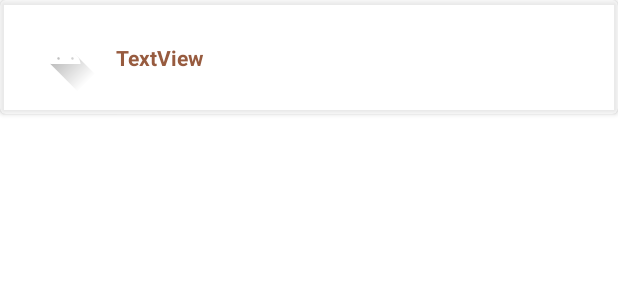
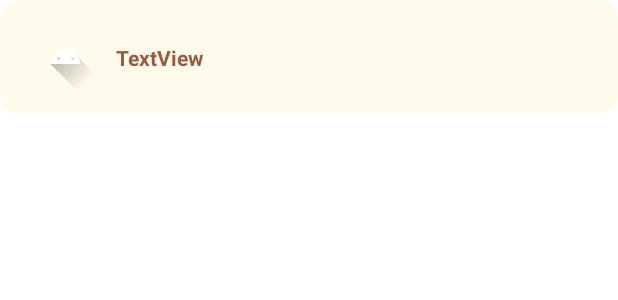
Before and after one commit to Vadim-Rudak/BeerCask, an Android app: the layout card_button_beer.xml on its own in the app's theme, with its tools: preview values and no code run, on a phone screen of 412 x 824 dp. Shown: the top 300 px of the screen. Run offline under Robolectric (Android 15) with nearby library versions, the phone set to English and light mode, and no system bars.

Commit message:
edit items

```diff
--- a/app/src/main/java/com/vr/beerinformation/ui/main/view/FragmentAllBeer.kt
+++ b/app/src/main/java/com/vr/beerinformation/ui/main/view/FragmentAllBeer.kt
@@ -10,6 +10,7 @@ import androidx.recyclerview.widget.LinearLayoutManager
 import androidx.recyclerview.widget.RecyclerView
 import com.vr.beerinformation.ui.main.adapter.BtnBeerAdapter
 import com.vr.beerinformation.R
+import com.vr.beerinformation.ui.main.adapter.ItemDecoration
 
 class FragmentAllBeer () : Fragment() {
     var view: RecyclerView? = null
@@ -32,6 +33,7 @@ class FragmentAllBeer () : Fragment() {
         val layoutManager = LinearLayoutManager(activity as MainActivity)
         view?.layoutManager = layoutManager
 
+        view?.addItemDecoration(ItemDecoration(requireContext()))
         view?.adapter = adapter
         adapter.setListener(object : BtnBeerAdapter.Listener {
             override fun clicked(indexBeer: Int) {
--- a/app/src/main/res/layout/card_button_beer.xml
+++ b/app/src/main/res/layout/card_button_beer.xml
@@ -5,9 +5,9 @@
     xmlns:tools="http://schemas.android.com/tools"
     android:layout_width="match_parent"
     android:layout_height="76dp"
-    app:cardBackgroundColor="#8FFFFFFF"
-    card_view:cardCornerRadius="4dp"
-    card_view:cardElevation="2dp">
+    app:cardBackgroundColor="#FFFAEC"
+    card_view:cardCornerRadius="12dp"
+    card_view:cardElevation="0dp">
 
     <androidx.constraintlayout.widget.ConstraintLayout
         android:layout_width="match_parent"
--- a/app/src/main/res/values-v27/themes.xml
+++ b/app/src/main/res/values-v27/themes.xml
@@ -5,7 +5,7 @@
         <!-- Primary brand color. -->
         <item name="colorPrimary">@color/purple_500</item>
         <item name="colorPrimaryVariant">#fff4de</item>
-        <item name="colorOnPrimary">@color/white</item>
+        <item name="colorOnPrimary">#fff4de</item>
         <item name="android:windowLightStatusBar">true</item>
         <item name="android:navigationBarColor">#fff4de</item>
         <item name="android:windowLightNavigationBar">true</item>
@@ -22,7 +22,7 @@
         <!-- Primary brand color. -->
         <item name="colorPrimary">@color/purple_500</item>
         <item name="colorPrimaryVariant">#743C25</item>
-        <item name="colorOnPrimary">@color/white</item>
+        <item name="colorOnPrimary">#fff4de</item>
         <!-- Secondary brand color. -->
         <item name="colorSecondary">@color/teal_200</item>
         <item name="colorSecondaryVariant">@color/teal_700</item>
--- a/app/src/main/res/values/strings.xml
+++ b/app/src/main/res/values/strings.xml
@@ -5,6 +5,6 @@
 
     <string name="name_in_splash">Beer Cask</string>
 
-    <string name="date">Дата начала производства:</string>
+    <string name="date">Начало производства:</string>
     <string name="AllInfo">Полная информация:</string>
 </resources>
--- a/app/src/main/res/values/themes.xml
+++ b/app/src/main/res/values/themes.xml
@@ -4,7 +4,7 @@
         <!-- Primary brand color. -->
         <item name="colorPrimary">@color/purple_500</item>
         <item name="colorPrimaryVariant">#743C25</item>
-        <item name="colorOnPrimary">@color/white</item>
+        <item name="colorOnPrimary">#fff4de</item>
         <!-- Secondary brand color. -->
         <item name="colorSecondary">@color/teal_200</item>
         <item name="colorSecondaryVariant">@color/teal_700</item>
```
Also changed, not shown: app/src/main/java/com/vr/beerinformation/ui/main/adapter/ItemDecoration.kt (added, +27 -0 lines).
